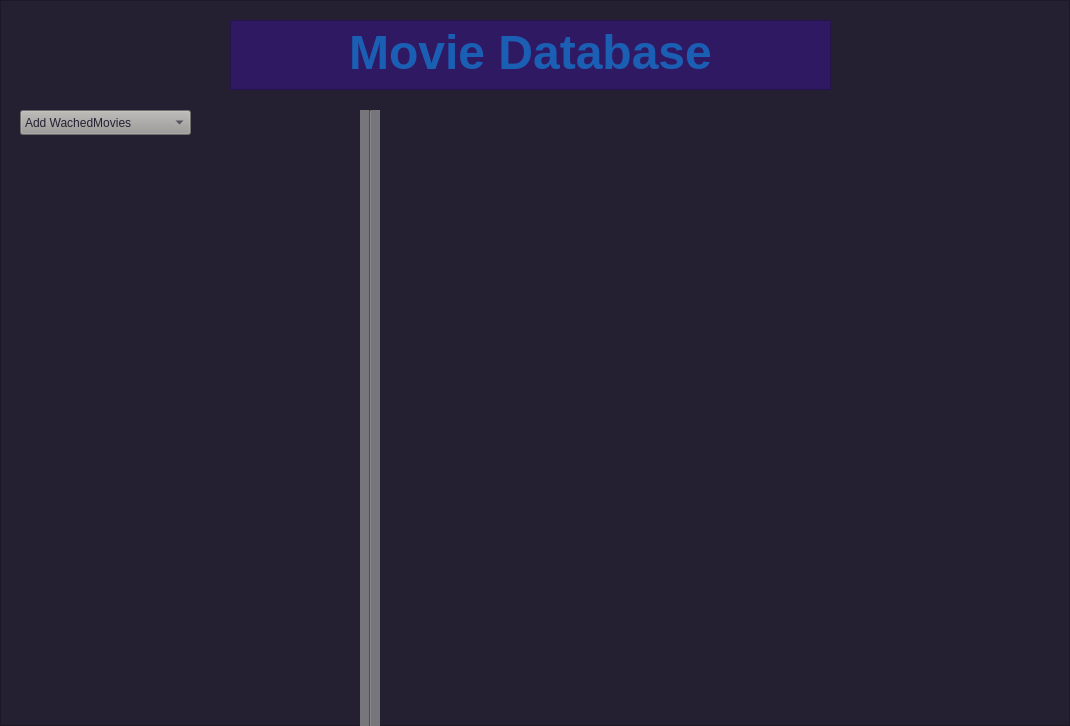
This is App/userdb.ui in byshadowoz/Movies_Recomendation_by_prompt as Qt 5 draws it before an edit. The edited form follows.
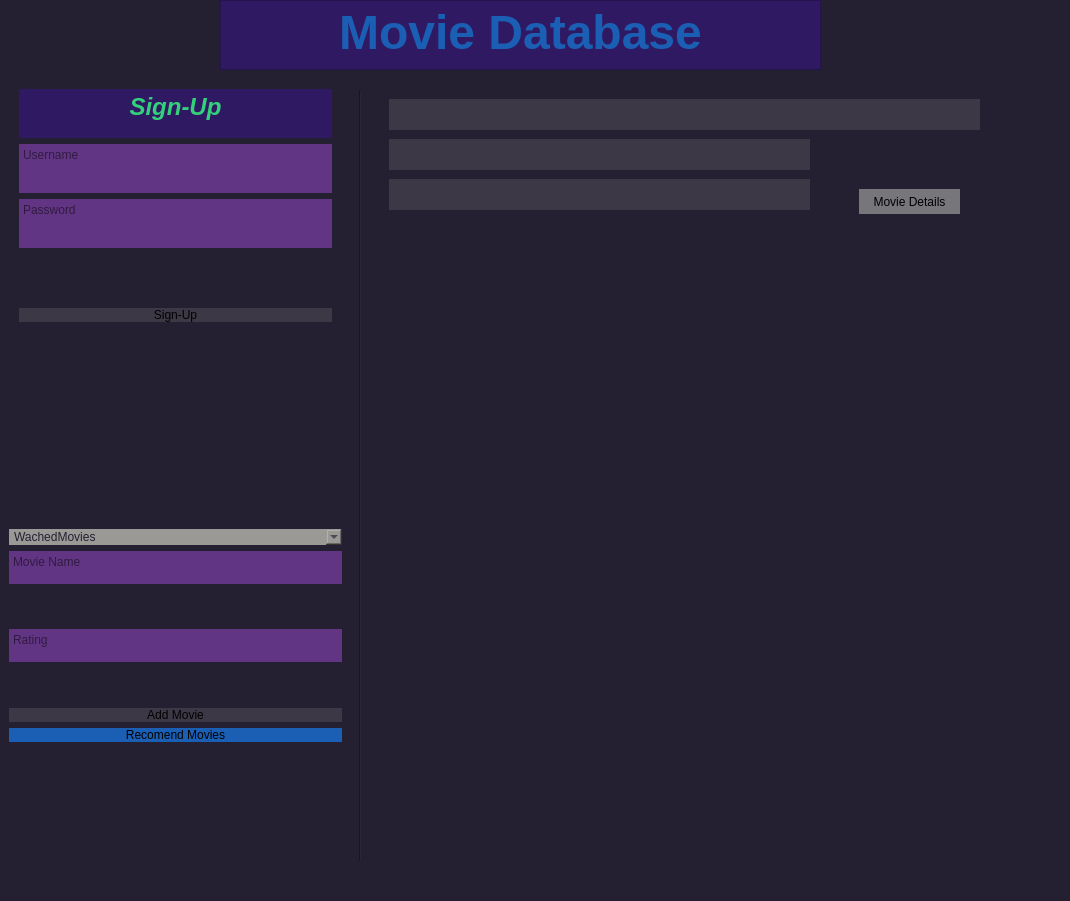
This is the edited form.

Commit message: adding login frame

```diff
--- a/App/userdb.ui
+++ b/App/userdb.ui
@@ -7,7 +7,7 @@
     <x>0</x>
     <y>0</y>
     <width>1070</width>
-    <height>726</height>
+    <height>901</height>
    </rect>
   </property>
   <property name="windowTitle">
@@ -26,55 +26,275 @@
    <property name="mouseTracking">
     <bool>true</bool>
    </property>
-   <layout class="QVBoxLayout" name="verticalLayout">
-    <property name="spacing">
-     <number>0</number>
+   <property name="layoutDirection">
+    <enum>Qt::LeftToRight</enum>
+   </property>
+   <widget class="QFrame" name="frame_2">
+    <property name="geometry">
+     <rect>
+      <x>0</x>
+      <y>520</y>
+      <width>351</width>
+      <height>231</height>
+     </rect>
     </property>
-    <property name="leftMargin">
-     <number>0</number>
+    <property name="styleSheet">
+     <string notr="true">border: None
+</string>
     </property>
-    <property name="topMargin">
-     <number>0</number>
+    <property name="frameShape">
+     <enum>QFrame::StyledPanel</enum>
     </property>
-    <property name="rightMargin">
-     <number>0</number>
+    <property name="frameShadow">
+     <enum>QFrame::Raised</enum>
     </property>
-    <property name="bottomMargin">
-     <number>0</number>
-    </property>
-    <item>
-     <widget class="QFrame" name="frame">
-      <property name="frameShape">
-       <enum>QFrame::StyledPanel</enum>
-      </property>
-      <property name="frameShadow">
-       <enum>QFrame::Raised</enum>
-      </property>
-      <widget class="Line" name="line">
-       <property name="geometry">
-        <rect>
-         <x>360</x>
-         <y>110</y>
-         <width>20</width>
-         <height>641</height>
-        </rect>
+    <layout class="QVBoxLayout" name="verticalLayout_8">
+     <item>
+      <widget class="QComboBox" name="selectTable_3">
+       <property name="styleSheet">
+        <string notr="true">background-color: rgb(154, 153, 150);
+color: rgb(36, 31, 49);</string>
        </property>
+       <item>
+        <property name="text">
+         <string>WachedMovies</string>
+        </property>
+       </item>
+       <item>
+        <property name="text">
+         <string>Favorite Movies</string>
+        </property>
+       </item>
+      </widget>
+     </item>
+     <item>
+      <widget class="QPlainTextEdit" name="movieName_field_3">
        <property name="styleSheet">
-        <string notr="true">background-color: rgb(119, 118, 123);</string>
+        <string notr="true">background-color: rgb(97, 53, 131);
+</string>
        </property>
-       <property name="orientation">
-        <enum>Qt::Vertical</enum>
+       <property name="placeholderText">
+        <string>Movie Name</string>
        </property>
       </widget>
-      <widget class="QTextEdit" name="textEdit">
-       <property name="geometry">
-        <rect>
-         <x>230</x>
-         <y>20</y>
-         <width>601</width>
-         <height>70</height>
-        </rect>
+     </item>
+     <item>
+      <widget class="QPlainTextEdit" name="Error_from_mnField_3">
+       <property name="styleSheet">
+        <string notr="true">color: rgb(165, 29, 45);
+border: None
+</string>
        </property>
+       <property name="plainText">
+        <string/>
+       </property>
+      </widget>
+     </item>
+     <item>
+      <widget class="QPlainTextEdit" name="rating_field_3">
+       <property name="styleSheet">
+        <string notr="true">background-color: rgb(97, 53, 131);
+</string>
+       </property>
+       <property name="placeholderText">
+        <string>Rating</string>
+       </property>
+      </widget>
+     </item>
+     <item>
+      <widget class="QPlainTextEdit" name="Error_from_rField_3">
+       <property name="styleSheet">
+        <string notr="true">color: rgb(165, 29, 45);
+border: None
+</string>
+       </property>
+       <property name="plainText">
+        <string/>
+       </property>
+      </widget>
+     </item>
+     <item>
+      <widget class="QPushButton" name="addMovieButton_3">
+       <property name="styleSheet">
+        <string notr="true">background-color: rgb(61, 56, 70);</string>
+       </property>
+       <property name="text">
+        <string>Add Movie</string>
+       </property>
+      </widget>
+     </item>
+     <item>
+      <widget class="QPushButton" name="recomendMovieButton_3">
+       <property name="styleSheet">
+        <string notr="true">background-color: rgb(26, 95, 180)</string>
+       </property>
+       <property name="text">
+        <string>Recomend Movies</string>
+       </property>
+      </widget>
+     </item>
+    </layout>
+   </widget>
+   <widget class="QTextEdit" name="MovieDatabase_title">
+    <property name="geometry">
+     <rect>
+      <x>220</x>
+      <y>0</y>
+      <width>601</width>
+      <height>70</height>
+     </rect>
+    </property>
+    <property name="styleSheet">
+     <string notr="true">background-color: rgb(48, 25, 99);
+border-color: rgb(255, 255, 255);</string>
+    </property>
+    <property name="readOnly">
+     <bool>true</bool>
+    </property>
+    <property name="html">
+     <string>&lt;!DOCTYPE HTML PUBLIC &quot;-//W3C//DTD HTML 4.0//EN&quot; &quot;http://www.w3.org/TR/REC-html40/strict.dtd&quot;&gt;
+&lt;html&gt;&lt;head&gt;&lt;meta name=&quot;qrichtext&quot; content=&quot;1&quot; /&gt;&lt;style type=&quot;text/css&quot;&gt;
+p, li { white-space: pre-wrap; }
+&lt;/style&gt;&lt;/head&gt;&lt;body style=&quot; font-family:'Ubuntu'; font-size:11pt; font-weight:400; font-style:normal;&quot;&gt;
+&lt;p align=&quot;center&quot; style=&quot; margin-top:0px; margin-bottom:0px; margin-left:0px; margin-right:0px; -qt-block-indent:0; text-indent:0px;&quot;&gt;&lt;span style=&quot; font-size:36pt; font-weight:600; color:#1a5fb4;&quot;&gt;Movie Database&lt;/span&gt;&lt;/p&gt;&lt;/body&gt;&lt;/html&gt;</string>
+    </property>
+   </widget>
+   <widget class="Line" name="line">
+    <property name="geometry">
+     <rect>
+      <x>350</x>
+      <y>90</y>
+      <width>20</width>
+      <height>771</height>
+     </rect>
+    </property>
+    <property name="styleSheet">
+     <string notr="true">background-color: rgb(36, 31, 49);</string>
+    </property>
+    <property name="orientation">
+     <enum>Qt::Vertical</enum>
+    </property>
+   </widget>
+   <widget class="QFrame" name="database_Frame">
+    <property name="geometry">
+     <rect>
+      <x>370</x>
+      <y>80</y>
+      <width>701</width>
+      <height>761</height>
+     </rect>
+    </property>
+    <property name="styleSheet">
+     <string notr="true">border: None;</string>
+    </property>
+    <property name="frameShape">
+     <enum>QFrame::StyledPanel</enum>
+    </property>
+    <property name="frameShadow">
+     <enum>QFrame::Raised</enum>
+    </property>
+    <layout class="QVBoxLayout" name="verticalLayout_10">
+     <item>
+      <widget class="QFrame" name="movieData_frame_3">
+       <property name="styleSheet">
+        <string notr="true">border:</string>
+       </property>
+       <property name="frameShape">
+        <enum>QFrame::StyledPanel</enum>
+       </property>
+       <property name="frameShadow">
+        <enum>QFrame::Raised</enum>
+       </property>
+       <widget class="QPlainTextEdit" name="movie_title_3">
+        <property name="geometry">
+         <rect>
+          <x>10</x>
+          <y>10</y>
+          <width>591</width>
+          <height>31</height>
+         </rect>
+        </property>
+        <property name="styleSheet">
+         <string notr="true">background-color: rgb(61, 56, 70);</string>
+        </property>
+        <property name="readOnly">
+         <bool>true</bool>
+        </property>
+       </widget>
+       <widget class="QPlainTextEdit" name="movie_detail1_3">
+        <property name="geometry">
+         <rect>
+          <x>10</x>
+          <y>50</y>
+          <width>421</width>
+          <height>31</height>
+         </rect>
+        </property>
+        <property name="styleSheet">
+         <string notr="true">background-color: rgb(61, 56, 70);</string>
+        </property>
+        <property name="readOnly">
+         <bool>true</bool>
+        </property>
+       </widget>
+       <widget class="QPlainTextEdit" name="movie_detail2_3">
+        <property name="geometry">
+         <rect>
+          <x>10</x>
+          <y>90</y>
+          <width>421</width>
+          <height>31</height>
+         </rect>
+        </property>
+        <property name="styleSheet">
+         <string notr="true">background-color: rgb(61, 56, 70);</string>
+        </property>
+        <property name="readOnly">
+         <bool>true</bool>
+        </property>
+       </widget>
+       <widget class="QPushButton" name="moreDetails_button_3">
+        <property name="geometry">
+         <rect>
+          <x>480</x>
+          <y>100</y>
+          <width>101</width>
+          <height>25</height>
+         </rect>
+        </property>
+        <property name="styleSheet">
+         <string notr="true">background-color: rgb(119, 118, 123);</string>
+        </property>
+        <property name="text">
+         <string>Movie Details</string>
+        </property>
+       </widget>
+      </widget>
+     </item>
+    </layout>
+   </widget>
+   <widget class="QFrame" name="signupFrame_3">
+    <property name="geometry">
+     <rect>
+      <x>10</x>
+      <y>80</y>
+      <width>331</width>
+      <height>251</height>
+     </rect>
+    </property>
+    <property name="styleSheet">
+     <string notr="true">border: None
+</string>
+    </property>
+    <property name="frameShape">
+     <enum>QFrame::StyledPanel</enum>
+    </property>
+    <property name="frameShadow">
+     <enum>QFrame::Raised</enum>
+    </property>
+    <layout class="QVBoxLayout" name="verticalLayout">
+     <item>
+      <widget class="QTextEdit" name="signupTitle_3">
        <property name="styleSheet">
         <string notr="true">background-color: rgb(48, 25, 99);
 border-color: rgb(255, 255, 255);</string>
@@ -87,36 +307,56 @@
 &lt;html&gt;&lt;head&gt;&lt;meta name=&quot;qrichtext&quot; content=&quot;1&quot; /&gt;&lt;style type=&quot;text/css&quot;&gt;
 p, li { white-space: pre-wrap; }
 &lt;/style&gt;&lt;/head&gt;&lt;body style=&quot; font-family:'Ubuntu'; font-size:11pt; font-weight:400; font-style:normal;&quot;&gt;
-&lt;p align=&quot;center&quot; style=&quot; margin-top:0px; margin-bottom:0px; margin-left:0px; margin-right:0px; -qt-block-indent:0; text-indent:0px;&quot;&gt;&lt;span style=&quot; font-size:36pt; font-weight:600; color:#1a5fb4;&quot;&gt;Movie Database&lt;/span&gt;&lt;/p&gt;&lt;/body&gt;&lt;/html&gt;</string>
+&lt;p align=&quot;center&quot; style=&quot; margin-top:0px; margin-bottom:0px; margin-left:0px; margin-right:0px; -qt-block-indent:0; text-indent:0px;&quot;&gt;&lt;span style=&quot; font-size:18pt; font-weight:600; font-style:italic; color:#33d17a;&quot;&gt;Sign-Up&lt;/span&gt;&lt;/p&gt;&lt;/body&gt;&lt;/html&gt;</string>
        </property>
       </widget>
-      <widget class="QComboBox" name="comboBox">
-       <property name="geometry">
-        <rect>
-         <x>20</x>
-         <y>110</y>
-         <width>171</width>
-         <height>25</height>
-        </rect>
+     </item>
+     <item>
+      <widget class="QPlainTextEdit" name="username_field_3">
+       <property name="styleSheet">
+        <string notr="true">background-color: rgb(97, 53, 131);
+</string>
        </property>
+       <property name="placeholderText">
+        <string>Username</string>
+       </property>
+      </widget>
+     </item>
+     <item>
+      <widget class="QPlainTextEdit" name="password_field_3">
        <property name="styleSheet">
-        <string notr="true">background-color: rgb(154, 153, 150);
-color: rgb(36, 31, 49);</string>
+        <string notr="true">background-color: rgb(97, 53, 131);
+</string>
        </property>
-       <item>
-        <property name="text">
-         <string>Add WachedMovies</string>
-        </property>
-       </item>
-       <item>
-        <property name="text">
-         <string>Add Favorite Movies</string>
-        </property>
-       </item>
+       <property name="placeholderText">
+        <string>Password</string>
+       </property>
       </widget>
-     </widget>
-    </item>
-   </layout>
+     </item>
+     <item>
+      <widget class="QPlainTextEdit" name="error_user_3">
+       <property name="styleSheet">
+        <string notr="true">color: rgb(165, 29, 45);
+border: None
+</string>
+       </property>
+       <property name="plainText">
+        <string/>
+       </property>
+      </widget>
+     </item>
+     <item>
+      <widget class="QPushButton" name="signupbutton_3">
+       <property name="styleSheet">
+        <string notr="true">background-color:rgb(61, 56, 70)</string>
+       </property>
+       <property name="text">
+        <string>Sign-Up</string>
+       </property>
+      </widget>
+     </item>
+    </layout>
+   </widget>
   </widget>
  </widget>
  <resources/>
```
The commit also changes 1 other file.
